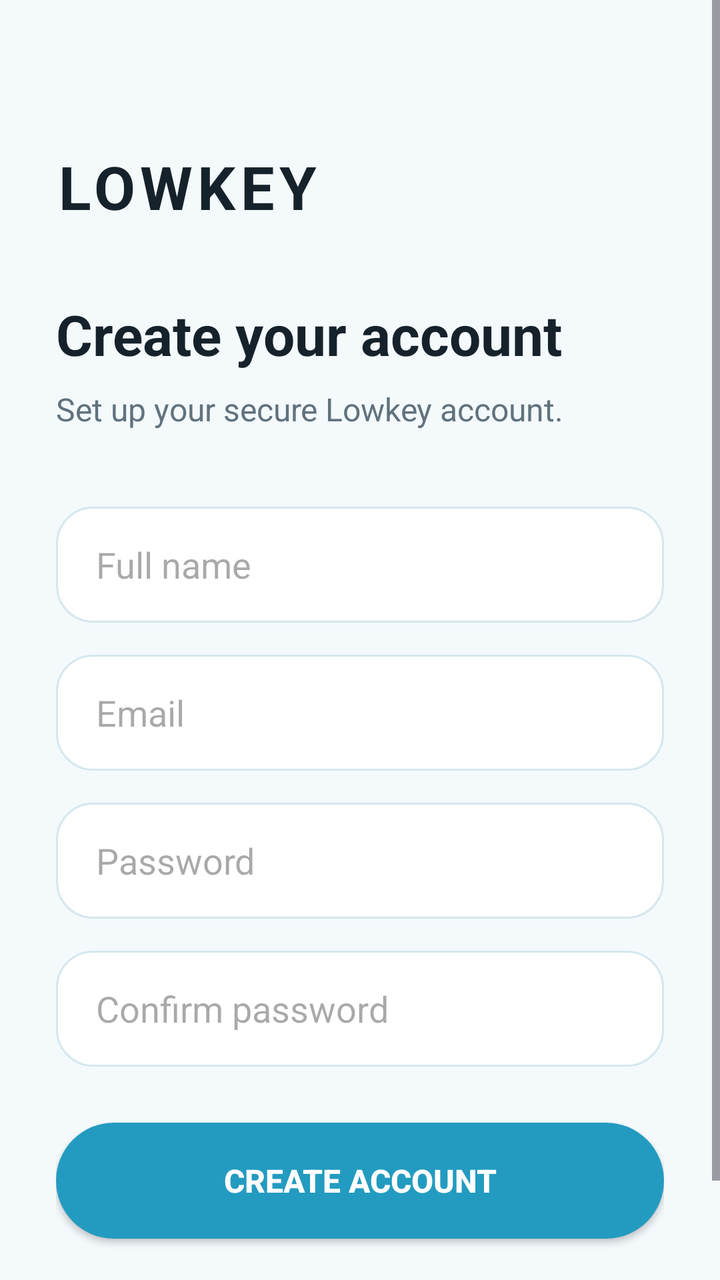
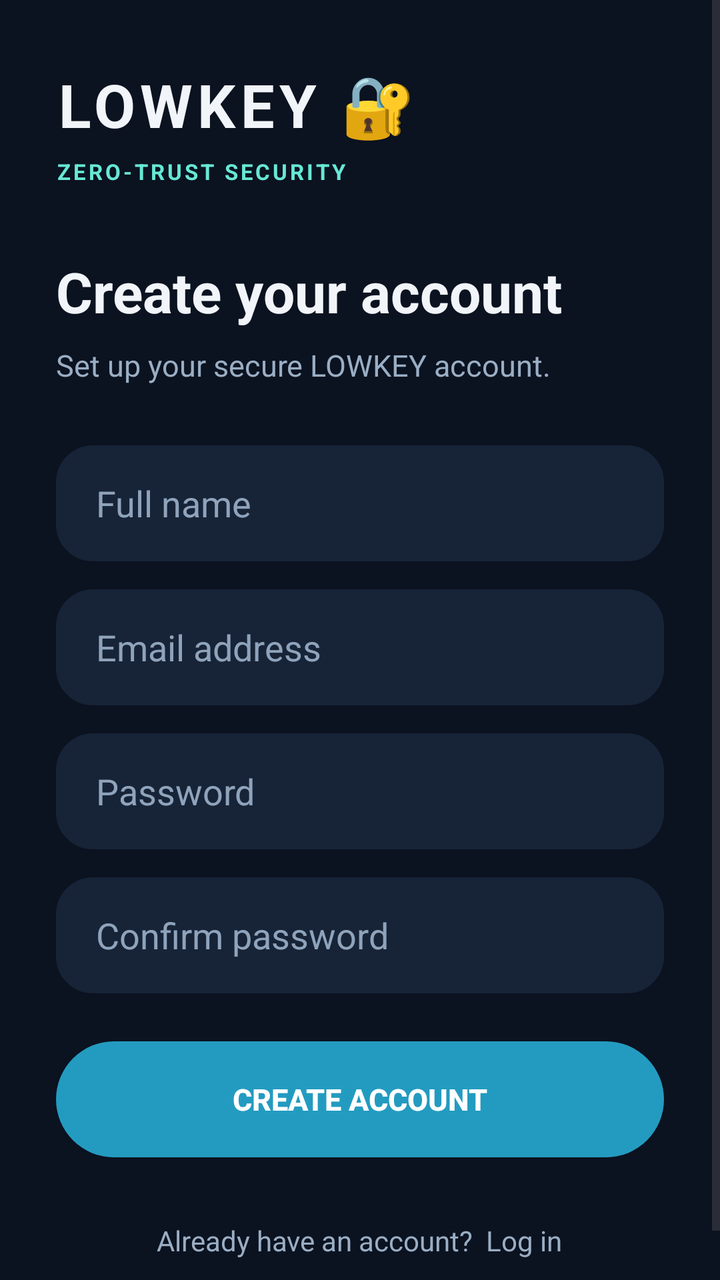

Before-and-after screenshots of an Android layout around one commit, followed by the original layout XML and the change that was made.
<!-- AndroidManifest.xml: application theme Theme.Lowkey -->
<!-- res/layout/activity_signup.xml -->
<?xml version="1.0" encoding="utf-8"?>
<ScrollView
    xmlns:android="http://schemas.android.com/apk/res/android"
    android:layout_width="match_parent"
    android:layout_height="match_parent"
    android:background="@color/screen_background"
    android:fillViewport="true">

    <LinearLayout
        android:layout_width="match_parent"
        android:layout_height="wrap_content"
        android:orientation="vertical"
        android:padding="28dp">

        <TextView
            android:layout_width="wrap_content"
            android:layout_height="wrap_content"
            android:layout_marginTop="45dp"
            android:text="LOWKEY"
            android:textColor="@color/primary_text"
            android:textSize="30sp"
            android:textStyle="bold"
            android:letterSpacing="0.08" />

        <TextView
            android:layout_width="wrap_content"
            android:layout_height="wrap_content"
            android:layout_marginTop="35dp"
            android:text="Create your account"
            android:textColor="@color/primary_text"
            android:textSize="28sp"
            android:textStyle="bold" />

        <TextView
            android:layout_width="wrap_content"
            android:layout_height="wrap_content"
            android:layout_marginTop="8dp"
            android:text="Set up your secure Lowkey account."
            android:textColor="@color/secondary_text"
            android:textSize="16sp" />

        <EditText
            android:id="@+id/etSignupName"
            android:layout_width="match_parent"
            android:layout_height="58dp"
            android:layout_marginTop="38dp"
            android:background="@drawable/bg_input"
            android:hint="Full name"
            android:textColor="@color/primary_text"
            android:paddingStart="20dp"
            android:paddingEnd="20dp"
            android:inputType="textPersonName" />

        <EditText
            android:id="@+id/etSignupEmail"
            android:layout_width="match_parent"
            android:layout_height="58dp"
            android:layout_marginTop="16dp"
            android:background="@drawable/bg_input"
            android:hint="Email"
            android:textColor="@color/primary_text"
            android:paddingStart="20dp"
            android:paddingEnd="20dp"
            android:inputType="textEmailAddress" />

        <EditText
            android:id="@+id/etSignupPassword"
            android:layout_width="match_parent"
            android:layout_height="58dp"
            android:layout_marginTop="16dp"
            android:background="@drawable/bg_input"
            android:hint="Password"
            android:textColor="@color/primary_text"
            android:paddingStart="20dp"
            android:paddingEnd="20dp"
            android:inputType="textPassword" />

        <EditText
            android:id="@+id/etSignupConfirmPassword"
            android:layout_width="match_parent"
            android:layout_height="58dp"
            android:layout_marginTop="16dp"
            android:background="@drawable/bg_input"
            android:hint="Confirm password"
            android:textColor="@color/primary_text"
            android:paddingStart="20dp"
            android:paddingEnd="20dp"
            android:inputType="textPassword" />

        <Button
            android:id="@+id/btnSignupSubmit"
            android:layout_width="match_parent"
            android:layout_height="58dp"
            android:layout_marginTop="28dp"
            android:background="@drawable/bg_primary_button"
            android:text="CREATE ACCOUNT"
            android:textColor="@color/button_text"
            android:textSize="16sp"
            android:textStyle="bold" />

        <TextView
            android:id="@+id/tvGoLogin"
            android:layout_width="wrap_content"
            android:layout_height="wrap_content"
            android:layout_gravity="center_horizontal"
            android:layout_marginTop="26dp"
            android:text="Already have an account?  Log in"
            android:textColor="@color/secondary_text"
            android:textSize="15sp" />

    </LinearLayout>

</ScrollView>
<!-- resources referenced by this layout -->
<resources>
  <color name="button_text">#FFFFFF</color>
  <color name="primary_text">#16222B</color>
  <color name="screen_background">#F4F9FC</color>
  <color name="secondary_text">#60727E</color>
  <!-- drawable bg_input (drawable) -->
  <?xml version="1.0" encoding="utf-8"?>
  <shape xmlns:android="http://schemas.android.com/apk/res/android"
      android:shape="rectangle">
  
      <solid android:color="#FFFFFF" />
  
      <stroke
          android:width="1dp"
          android:color="#D6E7ED" />
  
      <corners android:radius="18dp" />
  
  </shape>
  <!-- drawable bg_primary_button (drawable) -->
  <?xml version="1.0" encoding="utf-8"?>
  <shape xmlns:android="http://schemas.android.com/apk/res/android"
      android:shape="rectangle">
  
      <solid android:color="@color/accent_blue" />
  
      <corners android:radius="30dp" />
  
  </shape>
  <style name="Theme.Lowkey" parent="Base.Theme.Lowkey" />
  <color name="accent_blue">#239BC0</color>
  <style name="Base.Theme.Lowkey" parent="Theme.Material3.DayNight.NoActionBar">
  
          
          <item name="android:windowBackground">@color/screen_background</item>
          <item name="android:colorBackground">@color/screen_background</item>
  
          
          <item name="android:statusBarColor">@color/screen_background</item>
          <item name="android:navigationBarColor">@color/screen_background</item>
  
          
          <item name="android:windowLightStatusBar">false</item>
          <item name="android:windowLightNavigationBar">false</item>
  
          
          <item name="colorPrimary">@color/accent_blue</item>
          <item name="colorSecondary">@color/accent_blue</item>
  
          
          <item name="colorSurface">@color/button_secondary</item>
          <item name="colorSurfaceVariant">@color/button_secondary</item>
  
      </style>
  <color name="button_secondary">#E5F3F8</color>
</resources>

<!-- the commit's change to res/layout/activity_signup.xml (unified diff, before → after) -->
@@ -3,99 +3,126 @@
     xmlns:android="http://schemas.android.com/apk/res/android"
     android:layout_width="match_parent"
     android:layout_height="match_parent"
-    android:background="@color/screen_background"
-    android:fillViewport="true">
+    android:background="#0B1220"
+    android:fillViewport="true"
+    android:clipToPadding="false"
+    android:overScrollMode="never">
 
     <LinearLayout
         android:layout_width="match_parent"
         android:layout_height="wrap_content"
         android:orientation="vertical"
-        android:padding="28dp">
+        android:paddingStart="28dp"
+        android:paddingTop="32dp"
+        android:paddingEnd="28dp"
+        android:paddingBottom="28dp">
 
         <TextView
             android:layout_width="wrap_content"
             android:layout_height="wrap_content"
-            android:layout_marginTop="45dp"
-            android:text="LOWKEY"
-            android:textColor="@color/primary_text"
+            android:letterSpacing="0.08"
+            android:text="LOWKEY 🔐"
+            android:textColor="#F1F5F9"
             android:textSize="30sp"
-            android:textStyle="bold"
-            android:letterSpacing="0.08" />
-
-        <TextView
-            android:layout_width="wrap_content"
-            android:layout_height="wrap_content"
-            android:layout_marginTop="35dp"
-            android:text="Create your account"
-            android:textColor="@color/primary_text"
-            android:textSize="28sp"
             android:textStyle="bold" />
 
         <TextView
             android:layout_width="wrap_content"
             android:layout_height="wrap_content"
+            android:layout_marginTop="6dp"
+            android:letterSpacing="0.12"
+            android:text="ZERO-TRUST SECURITY"
+            android:textColor="#67E8D5"
+            android:textSize="11sp"
+            android:textStyle="bold" />
+
+        <TextView
+            android:layout_width="wrap_content"
+            android:layout_height="wrap_content"
+            android:layout_marginTop="34dp"
+            android:text="Create your account"
+            android:textColor="#F1F5F9"
+            android:textSize="28sp"
+            android:textStyle="bold" />
+
+        <TextView
+            android:layout_width="match_parent"
+            android:layout_height="wrap_content"
             android:layout_marginTop="8dp"
-            android:text="Set up your secure Lowkey account."
-            android:textColor="@color/secondary_text"
-            android:textSize="16sp" />
+            android:text="Set up your secure LOWKEY account."
+            android:textColor="#9AAEC4"
+            android:textSize="15sp" />
 
         <EditText
             android:id="@+id/etSignupName"
             android:layout_width="match_parent"
             android:layout_height="58dp"
-            android:layout_marginTop="38dp"
+            android:layout_marginTop="30dp"
             android:background="@drawable/bg_input"
+            android:backgroundTint="#172437"
             android:hint="Full name"
-            android:textColor="@color/primary_text"
+            android:textColor="#F1F5F9"
+            android:textColorHint="#8FA3BB"
             android:paddingStart="20dp"
             android:paddingEnd="20dp"
-            android:inputType="textPersonName" />
+            android:inputType="textPersonName"
+            android:singleLine="true" />
 
         <EditText
             android:id="@+id/etSignupEmail"
             android:layout_width="match_parent"
             android:layout_height="58dp"
-            android:layout_marginTop="16dp"
+            android:layout_marginTop="14dp"
             android:background="@drawable/bg_input"
-            android:hint="Email"
-            android:textColor="@color/primary_text"
+            android:backgroundTint="#172437"
+            android:hint="Email address"
+            android:textColor="#F1F5F9"
+            android:textColorHint="#8FA3BB"
             android:paddingStart="20dp"
             android:paddingEnd="20dp"
-            android:inputType="textEmailAddress" />
+            android:inputType="textEmailAddress"
+            android:singleLine="true" />
 
         <EditText
             android:id="@+id/etSignupPassword"
             android:layout_width="match_parent"
             android:layout_height="58dp"
-            android:layout_marginTop="16dp"
+            android:layout_marginTop="14dp"
             android:background="@drawable/bg_input"
+            android:backgroundTint="#172437"
             android:hint="Password"
-            android:textColor="@color/primary_text"
+            android:textColor="#F1F5F9"
+            android:textColorHint="#8FA3BB"
             android:paddingStart="20dp"
             android:paddingEnd="20dp"
-            android:inputType="textPassword" />
+            android:inputType="textPassword"
+            android:singleLine="true" />
 
         <EditText
             android:id="@+id/etSignupConfirmPassword"
             android:layout_width="match_parent"
             android:layout_height="58dp"
-            android:layout_marginTop="16dp"
+            android:layout_marginTop="14dp"
             android:background="@drawable/bg_input"
+            android:backgroundTint="#172437"
             android:hint="Confirm password"
-            android:textColor="@color/primary_text"
+            android:textColor="#F1F5F9"
+            android:textColorHint="#8FA3BB"
             android:paddingStart="20dp"
             android:paddingEnd="20dp"
-            android:inputType="textPassword" />
+            android:inputType="textPassword"
+            android:singleLine="true" />
 
         <Button
             android:id="@+id/btnSignupSubmit"
             android:layout_width="match_parent"
             android:layout_height="58dp"
-            android:layout_marginTop="28dp"
+            android:layout_marginTop="24dp"
             android:background="@drawable/bg_primary_button"
+            android:stateListAnimator="@null"
             android:text="CREATE ACCOUNT"
             android:textColor="@color/button_text"
-            android:textSize="16sp"
+            android:textSize="15sp"
             android:textStyle="bold" />
 
         <TextView
@@ -103,10 +130,13 @@
             android:layout_width="wrap_content"
             android:layout_height="wrap_content"
             android:layout_gravity="center_horizontal"
-            android:layout_marginTop="26dp"
+            android:layout_marginTop="24dp"
+            android:padding="8dp"
             android:text="Already have an account?  Log in"
-            android:textColor="@color/secondary_text"
-            android:textSize="15sp" />
+            android:textColor="#9AAEC4"
+            android:textSize="14sp"
+            android:clickable="true"
+            android:focusable="true" />
 
     </LinearLayout>
 
<!-- resource entries referenced after the edit -->
@@ -1,9 +1,7 @@
 <!-- resources referenced by this layout -->
 <resources>
   <color name="button_text">#FFFFFF</color>
-  <color name="primary_text">#16222B</color>
   <color name="screen_background">#F4F9FC</color>
-  <color name="secondary_text">#60727E</color>
   <!-- drawable bg_input (drawable) -->
   <?xml version="1.0" encoding="utf-8"?>
   <shape xmlns:android="http://schemas.android.com/apk/res/android"
